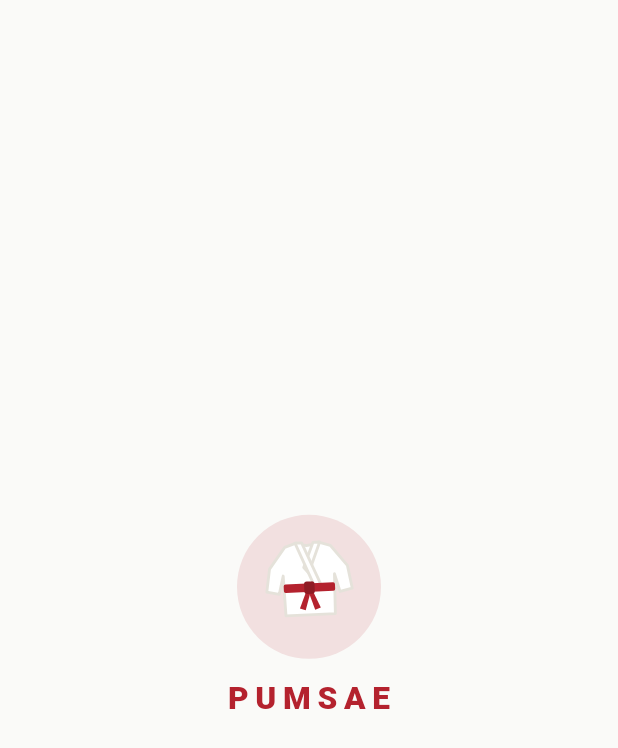
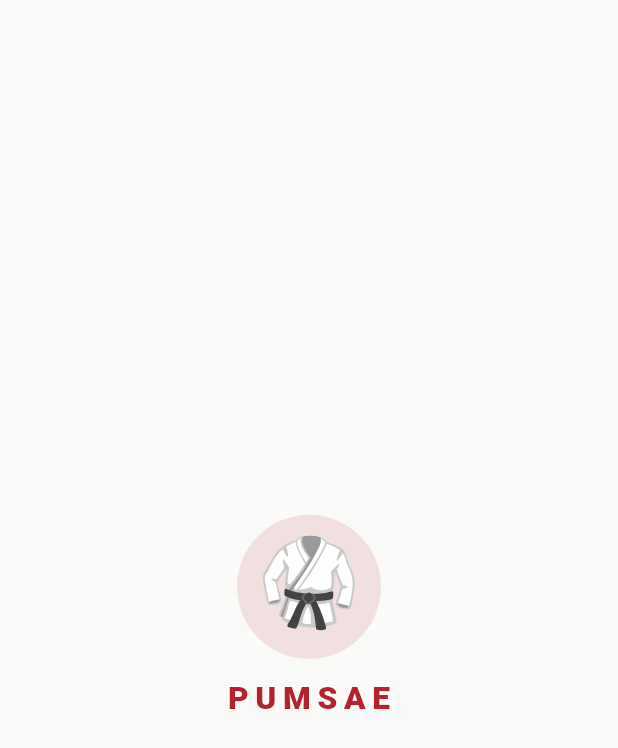
Before and after one commit to monenon-dev/pumsae, a Flutter app: the _SplashScreen screen opened by its route, on a phone screen of 412 x 824 dp. Shown: the top 748 px of the screen. Run offline on Flutter 3.47's test engine with Material 3 defaults, Android fonts, the phone set to English and light mode, and no system bars; our stand-ins replace cookie_jar, dio, dio_cookie_manager, firebase_core, firebase_messaging, flutter_riverpod and 4 more; missing offline and left inert: gal; accounts and stored records are empty; network calls fail.

Commit message:
feat(app): use the Noto Emoji dobok SVG as the PUMSAE character
- Add flutter_svg and register assets/images/ and assets/licenses/.
- TkdCharacter (replaces the CustomPainter IntroMark) draws the Noto
  Emoji 🥋 SVG on a 12% brandRed circle; the intro and PumsaeLoader both
  use it, so the character can be swapped in one place.
- Loader motion: 1.2s loop of a 4px bounce, ±4° tilt and 1.0↔1.04
  scale. Intro: the character rises in with scale 0.8→1.0 and a fade
  over 0.8s, then the wordmark fades in.
- Register the Noto Emoji (Apache 2.0) license with LicenseRegistry and
  add an "오픈소스 라이선스" button to the profile screen.

Co-Authored-By: Claude Opus 5.5 <noreply@anthropic.com>

```diff
--- a/pumsae_app/lib/features/intro/intro_gate.dart
+++ b/pumsae_app/lib/features/intro/intro_gate.dart
@@ -1,7 +1,8 @@
 import 'package:flutter/material.dart';
 
 import '../../theme/app_theme.dart';
-import 'intro_mark.dart';
+import 'pumsae_loader.dart';
+import 'tkd_character.dart';
 
 /// 앱 실행 직후 [child](라우터 화면) 위에 인트로를 덮어 보여 주는 위젯.
 ///
@@ -30,13 +31,19 @@ class _IntroGateState extends State<IntroGate> with TickerProviderStateMixin {
     duration: const Duration(milliseconds: 400),
   );
 
-  // 0~60%: 마크가 0.6→1.0으로 커지며 나타나고, 50~100%: 글자가 이어서 나타난다.
-  late final Animation<double> _markScale = Tween(begin: 0.6, end: 1.0).animate(
-    CurvedAnimation(parent: _intro, curve: const Interval(0, 0.6, curve: Curves.easeOutCubic)),
+  // 처음 0.8초: 캐릭터가 아래에서 올라오며 0.8→1.0으로 커지고 나타난다.
+  // 50~100%(0.75~1.5초): 글자가 이어서 나타난다. 전체는 최소 1.5초.
+  static const _markEnd = 800 / 1500;
+  late final CurvedAnimation _markCurve = CurvedAnimation(
+    parent: _intro,
+    curve: const Interval(0, _markEnd, curve: Curves.easeOutCubic),
   );
+  late final Animation<double> _markScale = Tween(begin: 0.8, end: 1.0).animate(_markCurve);
+  late final Animation<Offset> _markRise =
+      Tween(begin: const Offset(0, 0.25), end: Offset.zero).animate(_markCurve);
   late final Animation<double> _markOpacity = CurvedAnimation(
     parent: _intro,
-    curve: const Interval(0, 0.5, curve: Curves.easeOut),
+    curve: const Interval(0, _markEnd, curve: Curves.easeOut),
   );
   late final Animation<double> _textOpacity = CurvedAnimation(
     parent: _intro,
@@ -95,7 +102,13 @@ class _IntroGateState extends State<IntroGate> with TickerProviderStateMixin {
                   children: [
                     FadeTransition(
                       opacity: _markOpacity,
-                      child: ScaleTransition(scale: _markScale, child: const IntroMark()),
+                      child: SlideTransition(
+                        position: _markRise,
+                        child: ScaleTransition(
+                          scale: _markScale,
+                          child: const TkdCharacter(size: kLoaderFull),
+                        ),
+                      ),
                     ),
                     const SizedBox(height: 20),
                     FadeTransition(
--- a/pumsae_app/lib/features/intro/pumsae_loader.dart
+++ b/pumsae_app/lib/features/intro/pumsae_loader.dart
@@ -4,8 +4,7 @@ import 'dart:math' as math;
 import 'package:flutter/foundation.dart';
 import 'package:flutter/material.dart';
 
-import '../../theme/app_theme.dart';
-import 'intro_mark.dart';
+import 'tkd_character.dart';
 
 /// [PumsaeLoader.overlay]가 마크를 띄우기 전에 기다리는 시간.
 /// 릴리스에서는 300ms라 금방 끝나는 로딩에선 로더가 깜빡이지 않고, 디버그 빌드에서는
@@ -22,8 +21,8 @@ const double kLoaderSection = 64;
 /// 버튼·업로드 안의 작은 로딩.
 const double kLoaderInline = 24;
 
-/// [AppColors.brandRed] 12% 원 위에서 도복 마크([IntroMark])가 1초 주기로 통통 튀며
-/// 살짝 기울고, 그 아래에 "PUMSAE" 글자([IntroWordmark])가 붙는 로딩 표시.
+/// 캐릭터([TkdCharacter])의 도복이 원 안에서 1.2초 주기로 통통 튀며 좌우로 기울고 살짝
+/// 커졌다 작아지며, 그 아래에 "PUMSAE" 글자([IntroWordmark])가 붙는 로딩 표시.
 ///
 /// - `PumsaeLoader()`: 카드·본문 안에 바로 놓는 로더.
 /// - `PumsaeLoader.overlay()`: 화면 전체를 덮는 로딩. 시작 후 [kLoaderDelay]가 지나야
@@ -55,11 +54,13 @@ class PumsaeLoader extends StatefulWidget {
 }
 
 class _PumsaeLoaderState extends State<PumsaeLoader> with SingleTickerProviderStateMixin {
-  static const _tilt = 0.08; // rad, 약 4.5°
+  static const _bounce = 4.0; // px
+  static const _tilt = 4 * math.pi / 180; // ±4°
+  static const _pulse = 0.04; // scale 1.0 ↔ 1.04
 
   late final AnimationController _controller = AnimationController(
     vsync: this,
-    duration: const Duration(seconds: 1),
+    duration: const Duration(milliseconds: 1200),
   );
   Timer? _delay;
   late bool _visible = widget.delay == Duration.zero;
@@ -86,33 +87,30 @@ class _PumsaeLoaderState extends State<PumsaeLoader> with SingleTickerProviderSt
 
   @override
   Widget build(BuildContext context) {
-    final mark = AnimatedBuilder(
+    final character = TkdCharacter(
+      size: widget.size,
+      figureBuilder: (context, figure) => AnimatedBuilder(
         animation: _controller,
         builder: (context, child) {
           final t = _controller.value * 2 * math.pi;
-        // 한 주기에 한 번 위로 튀었다가 내려오고, 좌우로 한 번씩 기운다.
-        // 튀는 높이는 원 안에 머물도록 크기에 비례한다.
+          // 한 주기에 한 번 위로 튀며 살짝 커졌다 돌아오고, 좌우로 한 번씩 기운다.
+          final lift = math.sin(t / 2).abs();
           return Transform.translate(
-          offset: Offset(0, -widget.size * 0.06 * math.sin(t / 2).abs()),
-          child: Transform.rotate(angle: _tilt * math.sin(t), child: child),
+            offset: Offset(0, -_bounce * lift),
+            child: Transform.rotate(
+              angle: _tilt * math.sin(t),
+              child: Transform.scale(scale: 1 + _pulse * lift, child: child),
+            ),
           );
         },
-      child: IntroMark(size: widget.size * 0.66),
+        child: figure,
+      ),
     );
     // 원과 글자는 제자리에 있고 마크만 움직여서, 로더 전체 크기는 늘 같다.
     final loader = Column(
       mainAxisSize: MainAxisSize.min,
       children: [
-        Container(
-          width: widget.size,
-          height: widget.size,
-          alignment: Alignment.center,
-          decoration: BoxDecoration(
-            color: AppColors.brandRed.withValues(alpha: 0.12),
-            shape: BoxShape.circle,
-          ),
-          child: mark,
-        ),
+        character,
         SizedBox(height: widget.size * 0.12),
         // 작은 로더에서도 글자가 읽히도록 9px 밑으로는 줄이지 않는다.
         IntroWordmark(fontSize: math.max(widget.size * 0.22, 9), onDark: widget.onDark),
--- /dev/null
+++ b/pumsae_app/lib/features/intro/tkd_character.dart
@@ -0,0 +1,60 @@
+import 'package:flutter/material.dart';
+import 'package:flutter_svg/flutter_svg.dart';
+
+import '../../theme/app_theme.dart';
+
+/// PUMSAE 캐릭터: [AppColors.brandRed] 12% 원 위에 도복(Noto Emoji 🥋 SVG)을 올린 것.
+///
+/// 인트로·로딩 표시는 모두 이 위젯만 쓴다. 캐릭터를 다른 그림이나 Lottie로 바꿀 때는
+/// [_figure]만 고치면 된다. 원은 흰 도복이 흰 배경에 묻히지 않게 깔아 둔다.
+class TkdCharacter extends StatelessWidget {
+  const TkdCharacter({super.key, this.size = 96, this.figureBuilder});
+
+  /// 원형 배경의 지름. 도복은 그 66% 크기로 가운데에 놓인다.
+  final double size;
+
+  /// 원은 제자리에 두고 도복에만 움직임(변형)을 줄 때 쓴다.
+  final Widget Function(BuildContext context, Widget figure)? figureBuilder;
+
+  static const _asset = 'assets/images/dobok.svg';
+
+  Widget get _figure =>
+      SvgPicture.asset(_asset, width: size * 0.66, height: size * 0.66);
+
+  @override
+  Widget build(BuildContext context) {
+    final figure = _figure;
+    return Container(
+      width: size,
+      height: size,
+      alignment: Alignment.center,
+      decoration: BoxDecoration(
+        color: AppColors.brandRed.withValues(alpha: 0.12),
+        shape: BoxShape.circle,
+      ),
+      child: figureBuilder?.call(context, figure) ?? figure,
+    );
+  }
+}
+
+/// 마크 아래에 붙는 "PUMSAE" 글자. 인트로와 로딩 표시가 같이 쓴다.
+/// 어두운 배경 위에서는 [onDark]를 켜서 흰 글자로 쓴다.
+class IntroWordmark extends StatelessWidget {
+  const IntroWordmark({super.key, this.fontSize = 28, this.onDark = false});
+
+  final double fontSize;
+  final bool onDark;
+
+  @override
+  Widget build(BuildContext context) {
+    return Text(
+      'PUMSAE',
+      style: TextStyle(
+        color: onDark ? AppColors.brandWhite : AppColors.brandRed,
+        fontSize: fontSize,
+        fontWeight: FontWeight.w800,
+        letterSpacing: fontSize * 0.21,
+      ),
+    );
+  }
+}
--- a/pumsae_app/pubspec.yaml
+++ b/pumsae_app/pubspec.yaml
@@ -49,6 +49,7 @@ dependencies:
     sdk: flutter
   firebase_core: ^4.15.0
   firebase_messaging: ^16.7.0
+  flutter_svg: ^2.3.0
 
 dev_dependencies:
   flutter_test:
@@ -71,6 +72,11 @@ flutter:
   # included with your application, so that you can use the icons in
   # the material Icons class.
   uses-material-design: true
+
+  # 로고 캐릭터(Noto Emoji 🥋 SVG)와 그 라이선스 문서.
+  assets:
+    - assets/images/
+    - assets/licenses/
 
   # To add assets to your application, add an assets section, like this:
   # assets:
```
Also changed, not shown: pumsae_app/assets/licenses/noto_emoji_LICENSE.txt (added, +13 -0 lines), pumsae_app/lib/features/intro/intro_mark.dart (deleted, +0 -138 lines), pumsae_app/lib/features/profile/profile_screen.dart (+12 -1 lines), pumsae_app/lib/main.dart (+7 -0 lines), pumsae_app/assets/images/dobok.svg (added), pumsae_app/pubspec.lock, 1 other file. Lines whose indentation alone changed are shown as unchanged.
